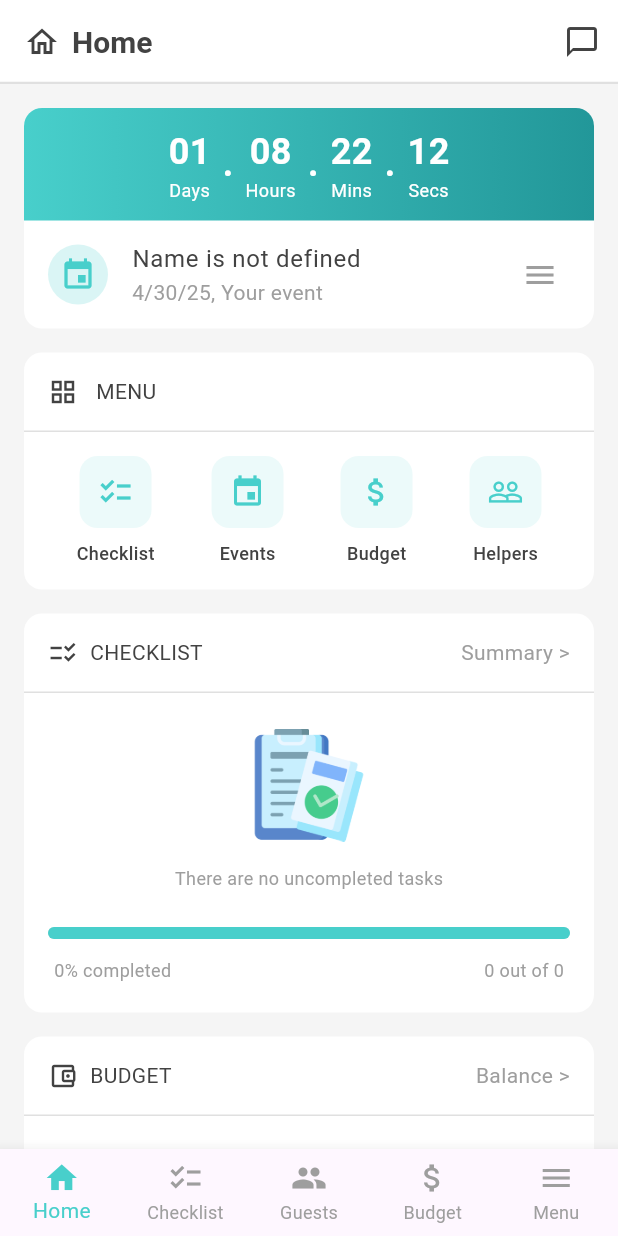
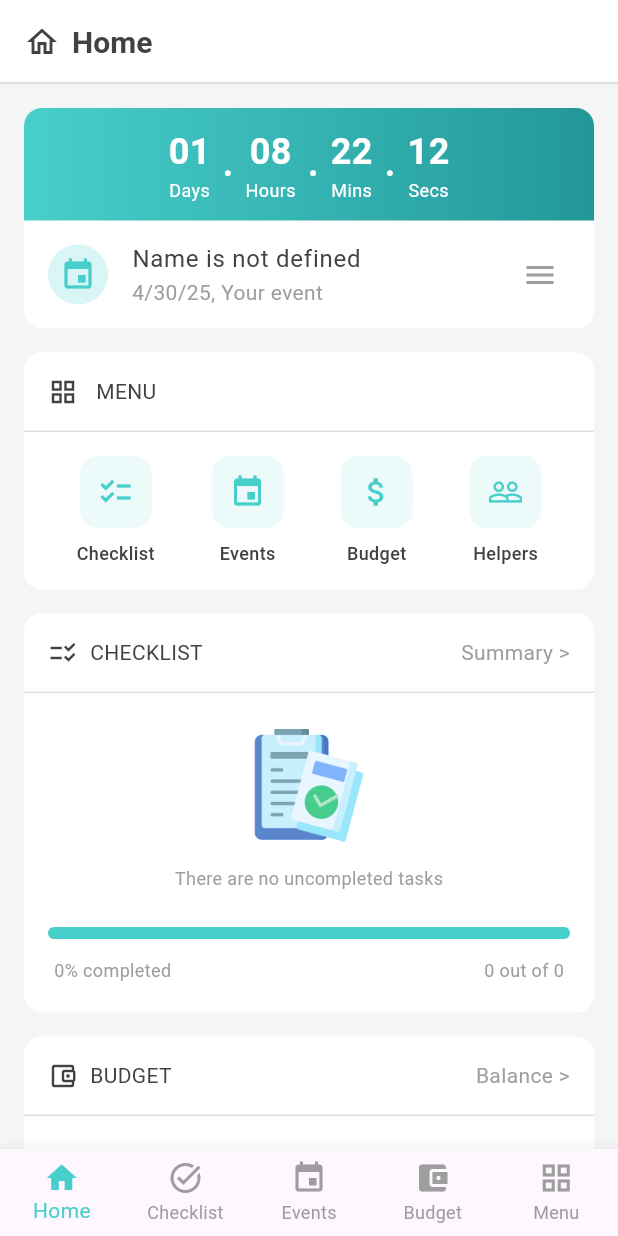
Before and after one commit to fadymas/event_planner, a Flutter app: the screen it shows after launch, on a phone screen of 412 x 824 dp. Run offline on Flutter 3.47's test engine with Material 3 defaults, Android fonts, the phone set to English and light mode, and no system bars; our stand-ins replace firebase_core; accounts and stored records are empty.

Commit message:
Finishing Home page

```diff
--- a/lib/modules/home_page.dart
+++ b/lib/modules/home_page.dart
@@ -21,12 +21,6 @@ class HomePage extends StatelessWidget {
             ),
           ],
         ),
-        actions: [
-          IconButton(
-            icon: const Icon(Icons.chat_bubble_outline, color: AppColors.text),
-            onPressed: () {},
-          ),
-        ],
       ),
       body: Container(
         color: AppColors.background,
@@ -436,16 +430,13 @@ class HomePage extends StatelessWidget {
       type: BottomNavigationBarType.fixed,
       items: const [
         BottomNavigationBarItem(icon: Icon(Icons.home), label: 'Home'),
+        BottomNavigationBarItem(icon: Icon(Icons.task_alt), label: 'Checklist'),
+        BottomNavigationBarItem(icon: Icon(Icons.event), label: 'Events'),
         BottomNavigationBarItem(
-          icon: Icon(Icons.checklist),
-          label: 'Checklist',
-        ),
-        BottomNavigationBarItem(icon: Icon(Icons.people), label: 'Guests'),
-        BottomNavigationBarItem(
-          icon: Icon(Icons.attach_money),
+          icon: Icon(Icons.account_balance_wallet),
           label: 'Budget',
         ),
-        BottomNavigationBarItem(icon: Icon(Icons.menu), label: 'Menu'),
+        BottomNavigationBarItem(icon: Icon(Icons.grid_view), label: 'Menu'),
       ],
       currentIndex: 0,
       selectedItemColor: AppColors.primary,
```
Also changed, not shown: 2 other files.
